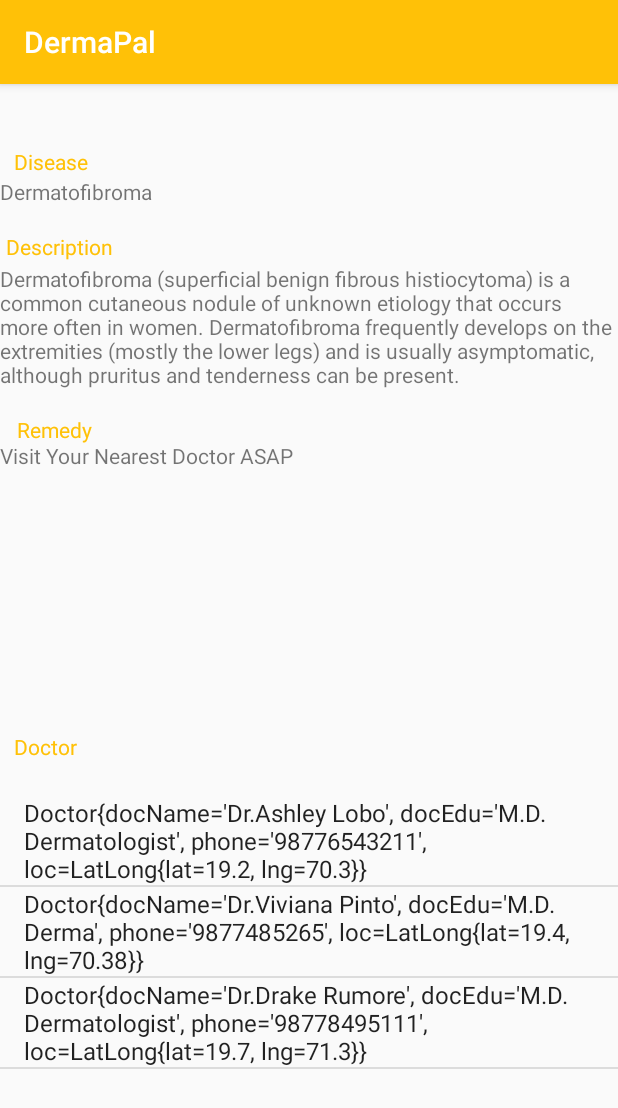
After one commit to CodesByMrFarenheit/DermaPal, an Android app: the Main2Activity screen opened directly, with no data from a screen before it, on a phone screen of 412 x 824 dp. The commit adds this screen. Shown: the top 1108 px of the screen. Run offline under Robolectric (Android 15) with nearby library versions, the phone set to English and light mode, and no system bars; our stand-ins replace Firebase (no records; nobody signed in at launch, a user with empty details on screens opened directly).

Commit message:
Hack Done

```diff
--- a/app/build.gradle
+++ b/app/build.gradle
@@ -5,6 +5,8 @@ apply plugin: 'com.chaquo.python'
 
 android {
     compileSdkVersion 28
+
+    useLibrary  'org.apache.http.legacy'
     defaultConfig {
         applicationId "com.sacredcodes.dermapal"
         minSdkVersion 22
--- a/app/src/main/AndroidManifest.xml
+++ b/app/src/main/AndroidManifest.xml
@@ -1,7 +1,7 @@
 <?xml version="1.0" encoding="utf-8"?>
 <manifest xmlns:android="http://schemas.android.com/apk/res/android"
     package="com.sacredcodes.dermapal">
-
+    <uses-permission android:name="android.permission.INTERNET" />
     <application
         android:allowBackup="true"
         android:icon="@mipmap/ic_launcher"
@@ -9,6 +9,7 @@
         android:roundIcon="@mipmap/ic_launcher_round"
         android:supportsRtl="true"
         android:theme="@style/AppTheme">
+        <activity android:name=".Main2Activity"></activity>
         <activity android:name=".MainActivity">
             <intent-filter>
                 <action android:name="android.intent.action.MAIN" />
@@ -19,7 +20,7 @@
         <activity
             android:name=".HomeActivity"
             android:label="@string/title_activity_home"
-            android:theme="@style/AppTheme.NoActionBar"></activity>
+            android:theme="@style/AppTheme.NoActionBar" />
     </application>
 
 </manifest>
--- /dev/null
+++ b/app/src/main/java/DeepLearning/DbInsert.java
@@ -0,0 +1,148 @@
+package DeepLearning;
+
+import com.google.firebase.auth.FirebaseAuth;
+import com.google.firebase.auth.FirebaseUser;
+import com.google.firebase.database.DatabaseReference;
+import com.google.firebase.database.FirebaseDatabase;
+
+import java.util.ArrayList;
+import java.util.List;
+
+import Models.Doctor;
+import Models.LatLong;
+import Models.Remedy;
+
+public class DbInsert {
+
+    private FirebaseAuth mAuth;
+    private DatabaseReference mDatabase;
+
+    public void DbRun(){
+
+        mAuth = FirebaseAuth.getInstance();
+        mDatabase= FirebaseDatabase.getInstance().getReference();
+        String diseaseName = "Melanocytic nevi";
+        String description = "A melanocytic nevus (also known as nevocytic nevus, nevus-cell nevus and commonly as a mole) is a type of melanocytic tumor that contains nevus cells. The majority of moles appear during the first two decades of a person's life, with about one in every 100 babies being born with moles.";
+        String remedy1  = "Visit Your Nearest Doctor ASAP";
+
+        Remedy remedy = new Remedy(diseaseName,description ,remedy1 );
+        mDatabase.child("Remedy").child("1").setValue(remedy);
+
+        String diseaseName1 = "Melanoma";
+        String description1 = "Melanoma, also known as malignant melanoma, is a type of cancer that develops from the pigment-containing cells known as melanocytes. Melanomas typically occur in the skin, but may rarely occur in the mouth, intestines, or eye.";
+        String remedy2  = "Visit Your Nearest Doctor ASAP";
+
+        Remedy remedy13 = new Remedy(diseaseName1,description1,remedy2 );
+        mDatabase.child("Remedy").child("2").setValue(remedy13);
+
+        String diseaseName2 = "Benign keratosis-like lesions";
+        String description2 = "A non-cancerous skin condition that appears as a waxy brown, black or tan growth." ;
+        String remedy12  = "No need to visit doctor but just in case";
+
+        Remedy remedy4 = new Remedy(diseaseName2,description2 ,remedy12 );
+        mDatabase.child("Remedy").child("3").setValue(remedy4);
+
+        String diseaseName3 = "Basal cell carcinoma";
+        String description3 ="A type of skin cancer that begins in the basal cells.";
+        String remedy14  = "Visit Your Nearest Doctor ASAP";
+
+        Remedy remedy5 = new Remedy(diseaseName3,description3 ,remedy14 );
+        mDatabase.child("Remedy").child("4").setValue(remedy5);
+
+        String diseaseName5 = "Actinic keratoses";
+        String description5= "Actinic keratoses usually affects older adults. Reducing sun exposure can help reduce risk.\n" +
+                "It is most common on the face, lips, ears, back of hands, forearms, scalp and neck. The rough, scaly skin patch enlarges slowly and usually causes no other signs or symptoms. A lesion may take years to develop.";
+        String remedy15  = "Visit Your Nearest Doctor ASAP";
+
+        Remedy remedy6 = new Remedy(diseaseName5,description5 ,remedy15 );
+        mDatabase.child("Remedy").child("5").setValue(remedy6);
+
+        String diseaseName7 = "Vascular lesions";
+        String description7 = "Vascular lesions include acquired lesions (eg, pyogenic granuloma) and those that are present at birth or arise shortly after birth (vascular birthmarks). Vascular birthmarks include vascular tumors (eg, infantile hemangioma) and vascular malformations." ;
+        String remedy17  = "Visit Your Nearest Doctor ASAP";
+
+        Remedy remedy7 = new Remedy(diseaseName7,description7,remedy17 );
+        mDatabase.child("Remedy").child("6").setValue(remedy7);
+
+
+        String diseaseName8 = "Dermatofibroma";
+        String description8 ="Dermatofibroma (superficial benign fibrous histiocytoma) is a common cutaneous nodule of unknown etiology that occurs more often in women. Dermatofibroma frequently develops on the extremities (mostly the lower legs) and is usually asymptomatic, although pruritus and tenderness can be present." ;
+        String remedy18  = "Visit Your Nearest Doctor ASAP";
+
+        Remedy remedy8 = new Remedy(diseaseName8,description8 ,remedy18 );
+        mDatabase.child("Remedy").child("7").setValue(remedy8);
+
+
+        String docName = "Dr.Ashley Lobo";
+        String docEdu = "M.D. Dermatologist";
+        String phone = "98776543211";
+        LatLong loc = new LatLong(19.2, 70.3);
+
+        Doctor doc = new Doctor(docName,docEdu, phone, loc);
+        mDatabase.child("Doctor").child("8").setValue(doc);
+
+
+        String docName1 = "Dr.Viviana Pinto";
+        String docEdu1 = "M.D. Derma";
+        String phone1= "9877485265";
+        LatLong loc1 = new LatLong(19.4, 70.38);
+
+        Doctor doc1 = new Doctor(docName1,docEdu1, phone1, loc1);
+        mDatabase.child("Doctor").child("9").setValue(doc1);
+
+
+
+
+        String docName2 = "Dr.Drake Rumore";
+        String docEdu2 = "M.D. Dermatologist";
+        String phone2 = "98778495111";
+        LatLong loc2 = new LatLong(19.7, 71.3);
+
+        Doctor doc2 = new Doctor(docName2,docEdu2, phone2, loc2);
+        mDatabase.child("Doctor").child("10").setValue(doc2);
+
+
+
+    }
+
+    public List<Doctor> docs(){
+
+        List<Doctor> l = new ArrayList<>();
+
+        String docName = "Dr.Ashley Lobo";
+        String docEdu = "M.D. Dermatologist";
+        String phone = "98776543211";
+        LatLong loc = new LatLong(19.2, 70.3);
+
+        Doctor doc = new Doctor(docName,docEdu, phone, loc);
+
+
+        String docName1 = "Dr.Viviana Pinto";
+        String docEdu1 = "M.D. Derma";
+        String phone1= "9877485265";
+        LatLong loc1 = new LatLong(19.4, 70.38);
+
+        Doctor doc1 = new Doctor(docName1,docEdu1, phone1, loc1);
+
+
+
+
+
+        String docName2 = "Dr.Drake Rumore";
+        String docEdu2 = "M.D. Dermatologist";
+        String phone2 = "98778495111";
+        LatLong loc2 = new LatLong(19.7, 71.3);
+
+        Doctor doc2 = new Doctor(docName2,docEdu2, phone2, loc2);
+
+        l.add(doc);
+        l.add(doc1);
+        l.add(doc2);
+
+        return l;
+
+
+
+    }
+
+}
--- /dev/null
+++ b/app/src/main/java/Models/Doctor.java
@@ -0,0 +1,63 @@
+package Models;
+
+public class Doctor {
+    String docName;
+    String docEdu;
+    String phone;
+    LatLong loc;
+
+
+    public Doctor(String docName, String docEdu, String phone, LatLong loc) {
+        this.docName = docName;
+        this.docEdu = docEdu;
+        this.phone = phone;
+        this.loc = loc;
+    }
+
+    public Doctor() {
+    }
+
+
+    public String getDocName() {
+        return docName;
+    }
+
+    public void setDocName(String docName) {
+        this.docName = docName;
+    }
+
+    public String getDocEdu() {
+        return docEdu;
+    }
+
+    public void setDocEdu(String docEdu) {
+        this.docEdu = docEdu;
+    }
+
+    public String getPhone() {
+        return phone;
+    }
+
+    public void setPhone(String phone) {
+        this.phone = phone;
+    }
+
+    public LatLong getLoc() {
+        return loc;
+    }
+
+    public void setLoc(LatLong loc) {
+        this.loc = loc;
+    }
+
+
+    @Override
+    public String toString() {
+        return "Doctor{" +
+                "docName='" + docName + '\'' +
+                ", docEdu='" + docEdu + '\'' +
+                ", phone='" + phone + '\'' +
+                ", loc=" + loc +
+                '}';
+    }
+}
--- /dev/null
+++ b/app/src/main/java/Models/LatLong.java
@@ -0,0 +1,37 @@
+package Models;
+
+public class LatLong {
+
+
+    double lat;
+    double lng;
+    public LatLong(double lat, double lng) {
+        this.lat = lat;
+        this.lng = lng;
+    }
+
+
+    public double getLat() {
+        return lat;
+    }
+
+    public void setLat(double lat) {
+        this.lat = lat;
+    }
+
+    public double getLng() {
+        return lng;
+    }
+
+    public void setLng(double lng) {
+        this.lng = lng;
+    }
+
+    @Override
+    public String toString() {
+        return "LatLong{" +
+                "lat=" + lat +
+                ", lng=" + lng +
+                '}';
+    }
+}
--- /dev/null
+++ b/app/src/main/java/com/sacredcodes/dermapal/Main2Activity.java
@@ -0,0 +1,100 @@
+package com.sacredcodes.dermapal;
+
+import android.support.v7.app.AppCompatActivity;
+import android.os.Bundle;
+import android.util.Log;
+import android.widget.ArrayAdapter;
+import android.widget.ListView;
+import android.widget.TextView;
+
+import com.google.firebase.auth.FirebaseAuth;
+import com.google.firebase.database.DataSnapshot;
+import com.google.firebase.database.DatabaseError;
+import com.google.firebase.database.DatabaseReference;
+import com.google.firebase.database.FirebaseDatabase;
+import com.google.firebase.database.ValueEventListener;
+
+import java.util.ArrayList;
+import java.util.List;
+
+import DeepLearning.DbInsert;
+import Models.Doctor;
+import Models.Remedy;
+
+public class Main2Activity extends AppCompatActivity {
+
+    private FirebaseAuth mAuth;
+
+    List<Remedy> mList = new ArrayList<>();
+
+    TextView disease ;
+    TextView description ;
+    TextView remedy ;
+    ListView listView;
+
+
+    @Override
+    protected void onCreate(Bundle savedInstanceState) {
+        super.onCreate(savedInstanceState);
+        setContentView(R.layout.activity_main2);
+        mAuth = FirebaseAuth.getInstance();
+        String currentUser = mAuth.getCurrentUser().toString();
+
+        disease = findViewById(R.id.Disease);
+        description = findViewById(R.id.Description);
+        remedy = findViewById(R.id.remedy);
+        listView = findViewById(R.id.listView);
+
+        DbInsert db = new DbInsert();
+
+
+        DatabaseReference database = FirebaseDatabase.getInstance().getReference();
+        DatabaseReference ref = database.child("Remedy");
+        ref.addValueEventListener(new ValueEventListener() {
+
+            public static final String TAG = "Tag";
+
+
+            @Override
+            public void onDataChange(DataSnapshot dataSnapshot) {
+
+
+                for (DataSnapshot unit : dataSnapshot.getChildren()) {
+                // TODO: handle the post here
+                Remedy user = unit.getValue(Remedy.class);
+                // profileName.setText(user.getUserName().toString());
+
+                mList.add(user);
+
+
+               }
+            }
+
+
+            @Override
+            public void onCancelled(DatabaseError databaseError) {
+                // Getting Post failed, log a message
+
+                Log.w(TAG, "loadPost:onCancelled", databaseError.toException());
+                // ...
+            }
+
+
+        });
+
+
+
+ disease.setText("Dermatofibroma");
+    description.setText("Dermatofibroma (superficial benign fibrous histiocytoma) is a common cutaneous nodule of unknown etiology that occurs more often in women. Dermatofibroma frequently develops on the extremities (mostly the lower legs) and is usually asymptomatic, although pruritus and tenderness can be present.");
+    remedy.setText("Visit Your Nearest Doctor ASAP");
+
+        ArrayAdapter<Doctor> doc = new ArrayAdapter<Doctor>(
+
+                Main2Activity.this, android.R.layout.simple_list_item_1, db.docs()
+
+        );
+
+    listView.setAdapter(doc);
+
+    }
+    }
--- a/app/src/main/java/com/sacredcodes/dermapal/MainActivity.java
+++ b/app/src/main/java/com/sacredcodes/dermapal/MainActivity.java
@@ -22,6 +22,7 @@ import com.google.firebase.auth.FirebaseUser;
 import com.google.firebase.database.DatabaseReference;
 import com.google.firebase.database.FirebaseDatabase;
 
+import DeepLearning.DbInsert;
 import Models.User;
 
 public class MainActivity extends AppCompatActivity {
@@ -68,7 +69,6 @@ public class MainActivity extends AppCompatActivity {
         setContentView(R.layout.activity_main);
 
         mAuth = FirebaseAuth.getInstance();
-
 
 
 
--- /dev/null
+++ b/app/src/main/res/layout/activity_main2.xml
@@ -0,0 +1,108 @@
+<?xml version="1.0" encoding="utf-8"?>
+<RelativeLayout xmlns:android="http://schemas.android.com/apk/res/android"
+    xmlns:app="http://schemas.android.com/apk/res-auto"
+    xmlns:tools="http://schemas.android.com/tools"
+    android:layout_width="match_parent"
+    android:layout_height="match_parent"
+    tools:context=".Main2Activity">
+
+    <TextView
+        android:id="@+id/textView3"
+        android:layout_width="87dp"
+        android:layout_height="wrap_content"
+        android:layout_alignParentStart="true"
+        android:layout_alignParentTop="true"
+        android:layout_alignParentEnd="true"
+        android:layout_marginStart="9dp"
+        android:layout_marginTop="42dp"
+        android:layout_marginEnd="315dp"
+        android:layout_marginBottom="-19dp"
+        android:text="Disease"
+        android:textColor="@color/colorPrimary" />
+
+    <TextView
+        android:id="@+id/Disease"
+        android:layout_width="match_parent"
+        android:layout_height="wrap_content"
+        android:layout_alignParentStart="true"
+        android:layout_alignParentTop="true"
+        android:layout_alignParentEnd="true"
+        android:layout_marginStart="0dp"
+        android:layout_marginTop="62dp"
+        android:layout_marginEnd="25dp"
+        android:text="TextView" />
+
+    <TextView
+        android:id="@+id/textView8"
+        android:layout_width="match_parent"
+        android:layout_height="wrap_content"
+        android:layout_below="@+id/Disease"
+        android:layout_alignParentStart="true"
+        android:layout_alignParentEnd="true"
+        android:layout_marginStart="4dp"
+        android:layout_marginTop="17dp"
+        android:layout_marginEnd="308dp"
+        android:text="Description"
+        android:textColor="@color/colorPrimary" />
+
+    <TextView
+        android:id="@+id/Description"
+        android:layout_width="match_parent"
+        android:layout_height="wrap_content"
+        android:layout_below="@+id/textView8"
+        android:layout_alignParentStart="true"
+        android:layout_alignParentEnd="true"
+        android:layout_marginStart="0dp"
+        android:layout_marginTop="2dp"
+        android:layout_marginEnd="0dp"
+        android:text="TextView" />
+
+    <TextView
+        android:id="@+id/textView10"
+        android:layout_width="match_parent"
+        android:layout_height="wrap_content"
+        android:layout_below="@+id/Description"
+        android:layout_alignParentStart="true"
+        android:layout_alignParentEnd="true"
+        android:layout_marginStart="11dp"
+        android:layout_marginTop="17dp"
+        android:layout_marginEnd="310dp"
+        android:text="Remedy"
+        android:textColor="@color/colorPrimary" />
+
+    <TextView
+        android:id="@+id/remedy"
+        android:layout_width="match_parent"
+        android:layout_height="wrap_content"
+        android:layout_below="@+id/textView10"
+        android:layout_alignParentStart="true"
+        android:layout_alignParentEnd="true"
+        android:layout_marginStart="0dp"
+        android:layout_marginTop="-2dp"
+        android:layout_marginEnd="0dp"
+        android:text="TextView" />
+
+    <TextView
+        android:id="@+id/textView12"
+        android:layout_width="92dp"
+        android:layout_height="wrap_content"
+        android:layout_above="@+id/listView"
+        android:layout_alignParentStart="true"
+        android:layout_alignParentEnd="true"
+        android:layout_marginStart="9dp"
+        android:layout_marginEnd="309dp"
+        android:layout_marginBottom="23dp"
+        android:text="Doctor"
+        android:textColor="@color/colorPrimary" />
+
+    <ListView
+        android:id="@+id/listView"
+        android:layout_width="match_parent"
+        android:layout_height="200dp"
+        android:layout_alignParentStart="true"
+        android:layout_alignParentEnd="true"
+        android:layout_alignParentBottom="true"
+        android:layout_marginStart="0dp"
+        android:layout_marginEnd="0dp"
+        android:layout_marginBottom="93dp" />
+</RelativeLayout>
```
Also changed, not shown: app/src/main/java/Models/Remedy.java (added, +51 -0 lines), app/src/main/java/com/sacredcodes/dermapal/HomeActivity.java (+164 -17 lines), app/src/main/res/layout/content_home.xml (+11 -3 lines).
